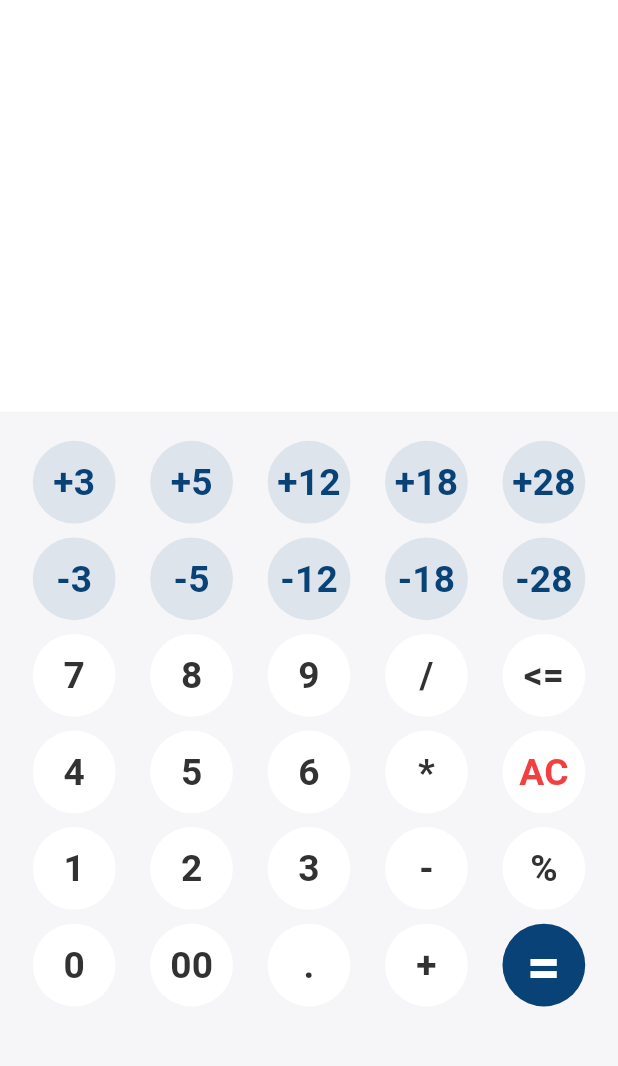
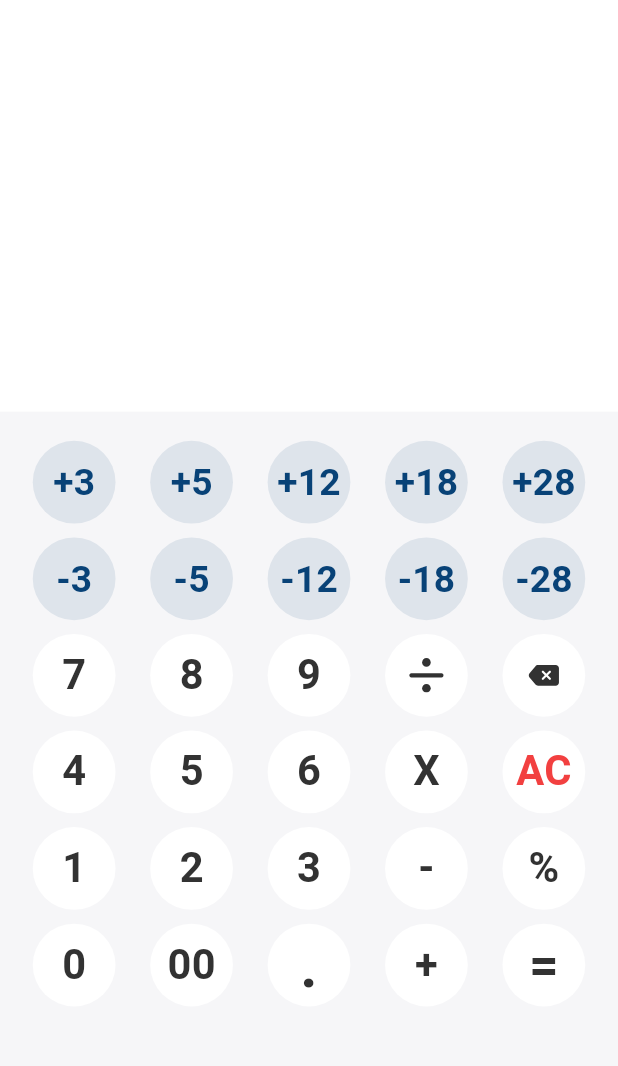
Before and after one commit to nikunjOceanmtech/gst_calcuator, a Flutter app: the GstCalculatorScreen screen opened by its route, on a phone screen of 412 x 824 dp, the part 65-1131 px from its top. Run offline on Flutter 3.47's test engine with Material 3 defaults, Android fonts, the light colour scheme and no system bars; our stand-ins replace bloc, cached_network_image, equatable, flutter_bloc, flutter_screenutil, flutter_svg and 4 more; missing offline and left inert: date_picker_plus, eval_ex; accounts and stored records are empty; Roboto replaces fonts that are missing (Circular Std); project files that could hold a hidden picture were left out.

Commit message:
ui changes
ui changes

```diff
--- a/lib/features/gst_calculator/data/models/data_model.dart
+++ b/lib/features/gst_calculator/data/models/data_model.dart
@@ -1,167 +1,215 @@
-// import 'package:flutter/material.dart';
-// import 'package:flutter_screenutil/flutter_screenutil.dart';
-// import 'package:gst_calcuator/common/common_widget.dart';
+import 'package:flutter/material.dart';
+import 'package:flutter_screenutil/flutter_screenutil.dart';
+import 'package:gst_calcuator/common/common_widget.dart';
 
-// class DataModel {
-//   final String lable;
-//   final Color textColor;
-//   final Color bgColor;
-//   final double fontSize;
-//   final String value;
+class DataModel {
+  final String lable;
+  final String imagePath;
+  final bool isImageShow;
+  final Color textColor;
+  final Color bgColor;
+  final double fontSize;
+  final String value;
 
-//   DataModel({
-//     required this.lable,
-//     required this.textColor,
-//     required this.bgColor,
-//     required this.fontSize,
-//     required this.value,
-//   });
-// }
+  DataModel({
+    required this.lable,
+    required this.imagePath,
+    required this.isImageShow,
+    required this.textColor,
+    required this.bgColor,
+    required this.fontSize,
+    required this.value,
+  });
+}
 
-// List<DataModel> listOfCalcuatorLable = [
-//   DataModel(
-//     lable: '7',
-//     textColor: AppConstatnt.default1Color,
-//     bgColor: AppConstatnt.whiteBackGroundColor,
-//     fontSize: 25.sp,
-//     value: '7',
-//   ),
-//   DataModel(
-//     lable: '8',
-//     textColor: AppConstatnt.default1Color,
-//     bgColor: AppConstatnt.whiteBackGroundColor,
-//     fontSize: 25.sp,
-//     value: '8',
-//   ),
-//   DataModel(
-//     lable: '9',
-//     textColor: AppConstatnt.default1Color,
-//     bgColor: AppConstatnt.whiteBackGroundColor,
-//     fontSize: 25.sp,
-//     value: '9',
-//   ),
-//   DataModel(
-//     lable: '/',
-//     textColor: AppConstatnt.default1Color,
-//     bgColor: AppConstatnt.whiteBackGroundColor,
-//     fontSize: 25.sp,
-//     value: '÷',
-//   ),
-//   DataModel(
-//     lable: '⌫',
-//     textColor: AppConstatnt.default1Color,
-//     bgColor: AppConstatnt.whiteBackGroundColor,
-//     fontSize: 25.sp,
-//     value: 'bs',
-//   ),
-//   DataModel(
-//     lable: '4',
-//     textColor: AppConstatnt.default1Color,
-//     bgColor: AppConstatnt.whiteBackGroundColor,
-//     fontSize: 25.sp,
-//     value: '4',
-//   ),
-//   DataModel(
-//     lable: '5',
-//     textColor: AppConstatnt.default1Color,
-//     bgColor: AppConstatnt.whiteBackGroundColor,
-//     fontSize: 25.sp,
-//     value: '5',
-//   ),
-//   DataModel(
-//     lable: '6',
-//     textColor: AppConstatnt.default1Color,
-//     bgColor: AppConstatnt.whiteBackGroundColor,
-//     fontSize: 25.sp,
-//     value: '6',
-//   ),
-//   DataModel(
-//     lable: 'X',
-//     textColor: AppConstatnt.default1Color,
-//     bgColor: AppConstatnt.whiteBackGroundColor,
-//     fontSize: 25.sp,
-//     value: '*',
-//   ),
-//   DataModel(
-//     lable: 'AC',
-//     textColor: AppConstatnt.redTextColor,
-//     bgColor: AppConstatnt.whiteBackGroundColor,
-//     fontSize: 25.sp,
-//     value: 'C',
-//   ),
-//   DataModel(
-//     lable: '1',
-//     textColor: AppConstatnt.default1Color,
-//     bgColor: AppConstatnt.whiteBackGroundColor,
-//     fontSize: 25.sp,
-//     value: '1',
-//   ),
-//   DataModel(
-//     lable: '2',
-//     textColor: AppConstatnt.default1Color,
-//     bgColor: AppConstatnt.whiteBackGroundColor,
-//     fontSize: 25.sp,
-//     value: '2',
-//   ),
-//   DataModel(
-//     lable: '3',
-//     textColor: AppConstatnt.default1Color,
-//     bgColor: AppConstatnt.whiteBackGroundColor,
-//     fontSize: 25.sp,
-//     value: '3',
-//   ),
-//   DataModel(
-//     lable: '-',
-//     textColor: AppConstatnt.default1Color,
-//     bgColor: AppConstatnt.whiteBackGroundColor,
-//     fontSize: 25.sp,
-//     value: '-',
-//   ),
-//   DataModel(
-//     lable: '%',
-//     textColor: AppConstatnt.default1Color,
-//     bgColor: AppConstatnt.whiteBackGroundColor,
-//     fontSize: 25.sp,
-//     value: '%',
-//   ),
-//   DataModel(
-//     lable: '0',
-//     textColor: AppConstatnt.default1Color,
-//     bgColor: AppConstatnt.whiteBackGroundColor,
-//     fontSize: 25.sp,
-//     value: '0',
-//   ),
-//   DataModel(
-//     lable: '00',
-//     textColor: AppConstatnt.default1Color,
-//     bgColor: AppConstatnt.whiteBackGroundColor,
-//     fontSize: 25.sp,
-//     value: '00',
-//   ),
-//   DataModel(
-//     lable: '.',
-//     textColor: AppConstatnt.default1Color,
-//     bgColor: AppConstatnt.whiteBackGroundColor,
-//     fontSize: 25.sp,
-//     value: '.',
-//   ),
-//   DataModel(
-//     lable: '+',
-//     textColor: AppConstatnt.default1Color,
-//     bgColor: AppConstatnt.whiteBackGroundColor,
-//     fontSize: 25.sp,
-//     value: '+',
-//   ),
-//   DataModel(
-//     lable: '=',
-//     textColor: AppConstatnt.whiteTextColor,
-//     bgColor: AppConstatnt.primary1Color,
-//     fontSize: 35.sp,
-//     value: '=',
-//   ),
-// ];
+List<DataModel> calculatorFirstLine = [
+  DataModel(
+    lable: '7',
+    imagePath: '',
+    isImageShow: false,
+    textColor: AppColor.textColor,
+    bgColor: AppColor.whiteBackGroundColor,
+    fontSize: 28.sp,
+    value: '7',
+  ),
+  DataModel(
+    lable: '8',
+    imagePath: '',
+    isImageShow: false,
+    textColor: AppColor.textColor,
+    bgColor: AppColor.whiteBackGroundColor,
+    fontSize: 28.sp,
+    value: '8',
+  ),
+  DataModel(
+    lable: '9',
+    imagePath: '',
+    isImageShow: false,
+    textColor: AppColor.textColor,
+    bgColor: AppColor.whiteBackGroundColor,
+    fontSize: 28.sp,
+    value: '9',
+  ),
+  DataModel(
+    lable: '',
+    imagePath: 'assets/images/svg/divide.svg',
+    isImageShow: true,
+    textColor: AppColor.textColor,
+    bgColor: AppColor.whiteBackGroundColor,
+    fontSize: 28.sp,
+    value: '/',
+  ),
+  DataModel(
+    lable: '',
+    imagePath: 'assets/images/svg/backspace.svg',
+    isImageShow: true,
+    textColor: AppColor.textColor,
+    bgColor: AppColor.whiteBackGroundColor,
+    fontSize: 28.sp,
+    value: 'bs',
+  ),
+];
 
-List<String> calculatorFirstLine = ["7", "8", "9", "/", "<="];
-List<String> calculatorSecondLine = ["4", "5", "6", "*", "AC"];
-List<String> calculatorThirdLine = ["1", "2", "3", "-", "%"];
-List<String> calculatorForuthLine = ["0", "00", ".", "+", "="];
+List<DataModel> calculatorSecondLine = [
+  DataModel(
+    lable: '4',
+    imagePath: '',
+    isImageShow: false,
+    textColor: AppColor.textColor,
+    bgColor: AppColor.whiteBackGroundColor,
+    fontSize: 28.sp,
+    value: '4',
+  ),
+  DataModel(
+    lable: '5',
+    imagePath: '',
+    isImageShow: false,
+    textColor: AppColor.textColor,
+    bgColor: AppColor.whiteBackGroundColor,
+    fontSize: 28.sp,
+    value: '5',
+  ),
+  DataModel(
+    lable: '6',
+    imagePath: '',
+    isImageShow: false,
+    textColor: AppColor.textColor,
+    bgColor: AppColor.whiteBackGroundColor,
+    fontSize: 28.sp,
+    value: '6',
+  ),
+  DataModel(
+    lable: 'X',
+    imagePath: '',
+    isImageShow: false,
+    textColor: AppColor.textColor,
+    bgColor: AppColor.whiteBackGroundColor,
+    fontSize: 28.sp,
+    value: '*',
+  ),
+  DataModel(
+    lable: 'AC',
+    imagePath: '',
+    isImageShow: false,
+    textColor: AppColor.redTextColor,
+    bgColor: AppColor.whiteBackGroundColor,
+    fontSize: 28.sp,
+    value: 'ac',
+  ),
+];
+
+List<DataModel> calculatorThirdLine = [
+  DataModel(
+    lable: '1',
+    imagePath: '',
+    isImageShow: false,
+    textColor: AppColor.textColor,
+    bgColor: AppColor.whiteBackGroundColor,
+    fontSize: 28.sp,
+    value: '1',
+  ),
+  DataModel(
+    lable: '2',
+    imagePath: '',
+    isImageShow: false,
+    textColor: AppColor.textColor,
+    bgColor: AppColor.whiteBackGroundColor,
+    fontSize: 28.sp,
+    value: '2',
+  ),
+  DataModel(
+    lable: '3',
+    imagePath: '',
+    isImageShow: false,
+    textColor: AppColor.textColor,
+    bgColor: AppColor.whiteBackGroundColor,
+    fontSize: 28.sp,
+    value: '3',
+  ),
+  DataModel(
+    lable: '-',
+    imagePath: '',
+    isImageShow: false,
+    textColor: AppColor.textColor,
+    bgColor: AppColor.whiteBackGroundColor,
+    fontSize: 28.sp,
+    value: '-',
+  ),
+  DataModel(
+    lable: '%',
+    imagePath: '',
+    isImageShow: false,
+    textColor: AppColor.textColor,
+    bgColor: AppColor.whiteBackGroundColor,
+    fontSize: 28.sp,
+    value: '%',
+  ),
+];
+
+List<DataModel> calculatorForuthLine1 = [
+  DataModel(
+    lable: '0',
+    imagePath: '',
+    isImageShow: false,
+    textColor: AppColor.textColor,
+    bgColor: AppColor.whiteBackGroundColor,
+    fontSize: 28.sp,
+    value: '0',
+  ),
+  DataModel(
+    lable: '00',
+    imagePath: '',
+    isImageShow: false,
+    textColor: AppColor.textColor,
+    bgColor: AppColor.whiteBackGroundColor,
+    fontSize: 28.sp,
+    value: '00',
+  ),
+  DataModel(
+    lable: '.',
+    imagePath: '',
+    isImageShow: false,
+    textColor: AppColor.textColor,
+    bgColor: AppColor.whiteBackGroundColor,
+    fontSize: 40.sp,
+    value: '.',
+  ),
+  DataModel(
+    lable: '+',
+    imagePath: '',
+    isImageShow: false,
+    textColor: AppColor.textColor,
+    bgColor: AppColor.whiteBackGroundColor,
+    fontSize: 28.sp,
+    value: '+',
+  ),
+  DataModel(
+    lable: '=',
+    imagePath: '',
+    isImageShow: false,
+    textColor: AppColor.textColor,
+    bgColor: AppColor.whiteBackGroundColor,
+    fontSize: 35.sp,
+    value: '=',
+  ),
+];
--- a/lib/features/gst_calculator/presentation/cubit/gst_calculator_cubit.dart
+++ b/lib/features/gst_calculator/presentation/cubit/gst_calculator_cubit.dart
@@ -26,13 +26,13 @@ class GstCalculatorCubit extends Cubit<double> {
   bool isGstPlus = false;
 
   Future<void> calculation({required String value}) async {
-    if (value == '<=') {
+    if (value == 'bs') {
       if (inputValue.isNotEmpty) {
         inputValue = inputValue.substring(0, inputValue.length - 1);
       }
       finalOutPut = 0;
       totalGst = 0;
-    } else if (value == 'AC') {
+    } else if (value == 'ac') {
       totalGst = 0;
       inputValue = '';
       finalOutPut = 0;
--- a/lib/features/gst_calculator/presentation/pages/gst_calculator_widget.dart
+++ b/lib/features/gst_calculator/presentation/pages/gst_calculator_widget.dart
@@ -209,7 +209,9 @@ abstract class GstCalculatorWidget extends State<GstCalculatorScreen> {
                 color: AppColor.default3Color,
               ),
               CommonWidget.commonText(
-                text: '+${gstCalculatorCubit.totalGst.toStringAsFixed(2)}',
+                text: gstCalculatorCubit.isGstPlus
+                    ? '+${gstCalculatorCubit.totalGst.toStringAsFixed(2)}'
+                    : '-${gstCalculatorCubit.totalGst.toStringAsFixed(2)}',
                 color: AppColor.default2Color,
                 fontSize: 23.sp,
               ),
@@ -221,9 +223,8 @@ abstract class GstCalculatorWidget extends State<GstCalculatorScreen> {
   }
 
   Widget finalOutPutView() {
-    return Visibility(
-      visible: gstCalculatorCubit.finalOutPut != 0,
-      child: Column(
+    if (gstCalculatorCubit.finalOutPut != 0) {
+      return Column(
         children: [
           const Divider(),
           Row(
@@ -242,11 +243,35 @@ abstract class GstCalculatorWidget extends State<GstCalculatorScreen> {
             ],
           ),
         ],
+      );
+    } else if (gstCalculatorCubit.inputValue.isNotEmpty) {
+      return Column(
+        children: [
+          const Divider(),
+          Row(
+            mainAxisAlignment: MainAxisAlignment.spaceBetween,
+            children: [
+              CommonWidget.commonText(text: 'Total', color: AppColor.primary1Color),
+              CommonWidget.commonText(
+                text: gstCalculatorCubit.totalGst != 0
+                    ? gstCalculatorCubit.isGstPlus
+                        ? (gstCalculatorCubit.totalGst + (double.tryParse(gstCalculatorCubit.inputValue) ?? 0))
+                            .toString()
+                        : ((double.tryParse(gstCalculatorCubit.inputValue) ?? 0) - gstCalculatorCubit.totalGst)
+                            .toString()
+                    : gstCalculatorCubit.finalOutPut.toString(),
+                color: AppColor.primary1Color,
+                fontSize: 28.sp,
               ),
+            ],
+          ),
+        ],
       );
     }
+    return const SizedBox.shrink();
+  }
 
-  Widget commonNumberButton({required String text, Color? bgColor, Color? textColor, double? fontSize}) {
+  Widget commonNumberButton({String? text, Color? bgColor, Color? textColor, double? fontSize, Widget? child}) {
     return Container(
       height: 60.h,
       width: 60.w,
@@ -255,8 +280,9 @@ abstract class GstCalculatorWidget extends State<GstCalculatorScreen> {
         color: bgColor ?? AppColor.whiteBackGroundColor,
       ),
       alignment: Alignment.center,
-      child: CommonWidget.commonText(
-        text: text,
+      child: child ??
+          CommonWidget.commonText(
+            text: text ?? "",
             color: textColor,
             fontSize: fontSize,
             fontWeight: FontWeight.bold,
@@ -315,15 +341,28 @@ abstract class GstCalculatorWidget extends State<GstCalculatorScreen> {
               mainAxisAlignment: MainAxisAlignment.spaceEvenly,
               children: List.generate(
                 calculatorFirstLine.length,
-                (index) => InkWell(
-                  onTap: () => gstCalculatorCubit.calculation(value: calculatorFirstLine[index]),
+                (index) {
+                  if (calculatorFirstLine[index].isImageShow) {
+                    return InkWell(
+                      onTap: () => gstCalculatorCubit.calculation(value: calculatorFirstLine[index].value),
                       child: commonNumberButton(
-                    text: calculatorFirstLine[index],
-                    bgColor: AppColor.whiteBackGroundColor,
-                    textColor: AppColor.default1Color,
-                    fontSize: 25.sp,
+                        child: CommonWidget.imageBuilder(
+                          imageUrl: calculatorFirstLine[index].imagePath,
+                          height: 25.h,
                         ),
                       ),
+                    );
+                  }
+                  return InkWell(
+                    onTap: () => gstCalculatorCubit.calculation(value: calculatorFirstLine[index].value),
+                    child: commonNumberButton(
+                      text: calculatorFirstLine[index].lable,
+                      bgColor: calculatorFirstLine[index].bgColor,
+                      textColor: calculatorFirstLine[index].textColor,
+                      fontSize: calculatorFirstLine[index].fontSize,
+                    ),
+                  );
+                },
               ),
             ),
             SizedBox(height: 10.h),
@@ -332,12 +371,12 @@ abstract class GstCalculatorWidget extends State<GstCalculatorScreen> {
               children: List.generate(
                 calculatorSecondLine.length,
                 (index) => InkWell(
-                  onTap: () => gstCalculatorCubit.calculation(value: calculatorSecondLine[index]),
+                  onTap: () => gstCalculatorCubit.calculation(value: calculatorSecondLine[index].value),
                   child: commonNumberButton(
-                    text: calculatorSecondLine[index],
-                    bgColor: AppColor.whiteBackGroundColor,
-                    textColor: calculatorSecondLine[index] == 'AC' ? AppColor.redTextColor : AppColor.default1Color,
-                    fontSize: 25.sp,
+                    text: calculatorSecondLine[index].lable,
+                    bgColor: calculatorSecondLine[index].bgColor,
+                    textColor: calculatorSecondLine[index].textColor,
+                    fontSize: calculatorSecondLine[index].fontSize,
                   ),
                 ),
               ),
@@ -348,12 +387,12 @@ abstract class GstCalculatorWidget extends State<GstCalculatorScreen> {
               children: List.generate(
                 calculatorThirdLine.length,
                 (index) => InkWell(
-                  onTap: () => gstCalculatorCubit.calculation(value: calculatorThirdLine[index]),
+                  onTap: () => gstCalculatorCubit.calculation(value: calculatorThirdLine[index].value),
                   child: commonNumberButton(
-                    text: calculatorThirdLine[index],
-                    bgColor: AppColor.whiteBackGroundColor,
-                    textColor: AppColor.default1Color,
-                    fontSize: 25.sp,
+                    text: calculatorThirdLine[index].lable,
+                    bgColor: calculatorThirdLine[index].bgColor,
+                    textColor: calculatorThirdLine[index].textColor,
+                    fontSize: calculatorThirdLine[index].fontSize,
                   ),
                 ),
               ),
@@ -362,15 +401,14 @@ abstract class GstCalculatorWidget extends State<GstCalculatorScreen> {
             Row(
               mainAxisAlignment: MainAxisAlignment.spaceEvenly,
               children: List.generate(
-                calculatorForuthLine.length,
+                calculatorForuthLine1.length,
                 (index) => InkWell(
-                  onTap: () => gstCalculatorCubit.calculation(value: calculatorForuthLine[index]),
+                  onTap: () => gstCalculatorCubit.calculation(value: calculatorForuthLine1[index].lable),
                   child: commonNumberButton(
-                    text: calculatorForuthLine[index],
-                    bgColor:
-                        calculatorForuthLine[index] == '=' ? AppColor.primary1Color : AppColor.whiteBackGroundColor,
-                    textColor: calculatorForuthLine[index] == '=' ? AppColor.whiteTextColor : AppColor.default1Color,
-                    fontSize: calculatorForuthLine[index] == '=' ? 40.sp : 25.sp,
+                    text: calculatorForuthLine1[index].value,
+                    bgColor: calculatorForuthLine1[index].bgColor,
+                    textColor: calculatorForuthLine1[index].textColor,
+                    fontSize: calculatorForuthLine1[index].fontSize,
                   ),
                 ),
               ),
```
Also changed, not shown: assets/images/svg/backspace.svg (added), assets/images/svg/divide.svg (added). Lines whose indentation alone changed are shown as unchanged.
